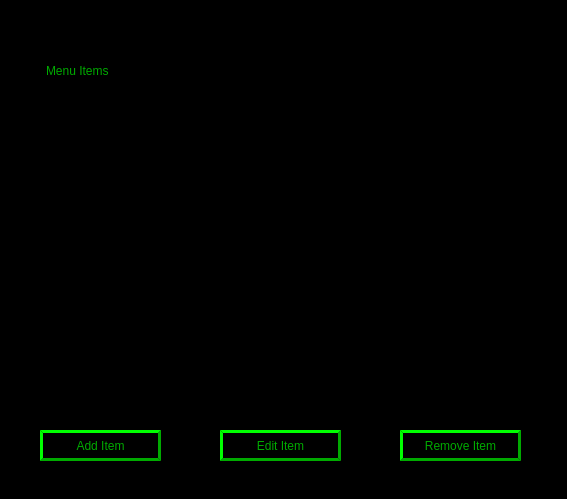
Qt form Manager/managerGUI.ui (CS-3560-02-5/Los-Pollos-Hermanos-Drive-Thru-System) before a commit.
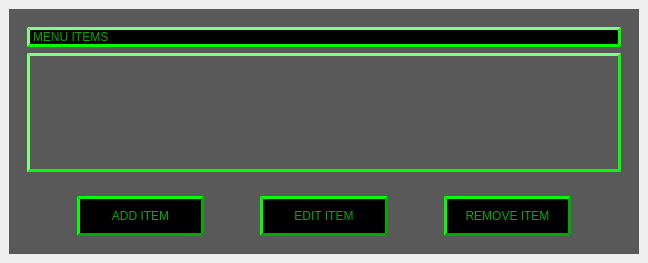
The same form after that commit.

Commit message: new GUIS for editDialog and managerGUI, expanding

```diff
--- a/Manager/managerGUI.ui
+++ b/Manager/managerGUI.ui
@@ -1,49 +1,92 @@
 <?xml version="1.0" encoding="UTF-8"?>
 <ui version="4.0">
- <class>manager_QWidget</class>
- <widget class="QWidget" name="manager_QWidget">
+ <class>ManagerOrder_MainWindow</class>
+ <widget class="QMainWindow" name="ManagerOrder_MainWindow">
   <property name="geometry">
    <rect>
     <x>0</x>
     <y>0</y>
-    <width>567</width>
-    <height>499</height>
+    <width>648</width>
+    <height>263</height>
    </rect>
   </property>
+  <property name="sizePolicy">
+   <sizepolicy hsizetype="Preferred" vsizetype="Preferred">
+    <horstretch>0</horstretch>
+    <verstretch>0</verstretch>
+   </sizepolicy>
+  </property>
   <property name="windowTitle">
    <string>Form</string>
   </property>
+  <widget class="QWidget" name="centralwidget">
+   <layout class="QVBoxLayout" name="verticalLayout_2">
+    <item>
+     <widget class="QWidget" name="widget" native="true">
   <property name="styleSheet">
-   <string notr="true">background-color: rgb(0, 0, 0);</string>
-  </property>
+       <string notr="true">background-color: rgb(89, 89, 89);</string>
+      </property>
+      <layout class="QVBoxLayout" name="verticalLayout_3">
+       <item>
+        <widget class="QWidget" name="widget_3" native="true">
+         <layout class="QVBoxLayout" name="verticalLayout">
+          <item>
   <widget class="QLabel" name="menuItems_label">
-   <property name="geometry">
-    <rect>
-     <x>40</x>
-     <y>50</y>
-     <width>151</width>
-     <height>41</height>
-    </rect>
-   </property>
    <property name="styleSheet">
     <string notr="true">color: rgb(0, 170, 0);
+border-color: rgb(0, 255, 0);
 background-color: rgb(0, 0, 0);
-font: 18pt &quot;MS Shell Dlg 2&quot;;
+font: 13pt &quot;MS Shell Dlg 2&quot;;
 border-style: outset;
 border-width: 3px;</string>
    </property>
    <property name="text">
-    <string>Menu Items</string>
-   </property>
-  </widget>
+             <string>MENU ITEMS</string>
+            </property>
+           </widget>
+          </item>
+          <item>
+           <widget class="QListWidget" name="menuItems_listWidget">
+            <property name="styleSheet">
+             <string notr="true">background-color: rgb(89, 89, 89);
+font: 36pt &quot;Courier New&quot;;
+color: rgb(0, 255, 0);
+border-color: rgb(0, 255, 0);
+selection-background-color: rgb(255, 0, 0);
+border-style: outset;
+border-width: 3px;</string>
+            </property>
+           </widget>
+          </item>
+         </layout>
+        </widget>
+       </item>
+       <item>
+        <widget class="QWidget" name="widget_2" native="true">
+         <layout class="QHBoxLayout" name="horizontalLayout">
+          <item>
+           <spacer name="horizontalSpacer">
+            <property name="orientation">
+             <enum>Qt::Horizontal</enum>
+            </property>
+            <property name="sizeType">
+             <enum>QSizePolicy::Fixed</enum>
+            </property>
+            <property name="sizeHint" stdset="0">
+             <size>
+              <width>50</width>
+              <height>40</height>
+             </size>
+            </property>
+           </spacer>
+          </item>
+          <item>
   <widget class="QPushButton" name="addItem_pushButton">
-   <property name="geometry">
-    <rect>
-     <x>40</x>
-     <y>430</y>
-     <width>121</width>
-     <height>31</height>
-    </rect>
+            <property name="sizePolicy">
+             <sizepolicy hsizetype="Minimum" vsizetype="Minimum">
+              <horstretch>0</horstretch>
+              <verstretch>0</verstretch>
+             </sizepolicy>
    </property>
    <property name="styleSheet">
     <string notr="true">color: rgb(0, 170, 0);
@@ -53,17 +96,33 @@
 border-width: 3px;</string>
    </property>
    <property name="text">
-    <string>Add Item</string>
-   </property>
-  </widget>
+             <string>ADD ITEM</string>
+            </property>
+           </widget>
+          </item>
+          <item>
+           <spacer name="horizontalSpacer_2">
+            <property name="orientation">
+             <enum>Qt::Horizontal</enum>
+            </property>
+            <property name="sizeType">
+             <enum>QSizePolicy::Fixed</enum>
+            </property>
+            <property name="sizeHint" stdset="0">
+             <size>
+              <width>50</width>
+              <height>20</height>
+             </size>
+            </property>
+           </spacer>
+          </item>
+          <item>
   <widget class="QPushButton" name="editItem_pushButton">
-   <property name="geometry">
-    <rect>
-     <x>220</x>
-     <y>430</y>
-     <width>121</width>
-     <height>31</height>
-    </rect>
+            <property name="sizePolicy">
+             <sizepolicy hsizetype="Minimum" vsizetype="Minimum">
+              <horstretch>0</horstretch>
+              <verstretch>0</verstretch>
+             </sizepolicy>
    </property>
    <property name="styleSheet">
     <string notr="true">color: rgb(0, 170, 0);
@@ -73,17 +132,33 @@
 border-width: 3px;</string>
    </property>
    <property name="text">
-    <string>Edit Item</string>
-   </property>
-  </widget>
+             <string>EDIT ITEM</string>
+            </property>
+           </widget>
+          </item>
+          <item>
+           <spacer name="horizontalSpacer_3">
+            <property name="orientation">
+             <enum>Qt::Horizontal</enum>
+            </property>
+            <property name="sizeType">
+             <enum>QSizePolicy::Fixed</enum>
+            </property>
+            <property name="sizeHint" stdset="0">
+             <size>
+              <width>50</width>
+              <height>20</height>
+             </size>
+            </property>
+           </spacer>
+          </item>
+          <item>
   <widget class="QPushButton" name="removeItem_pushButton">
-   <property name="geometry">
-    <rect>
-     <x>400</x>
-     <y>430</y>
-     <width>121</width>
-     <height>31</height>
-    </rect>
+            <property name="sizePolicy">
+             <sizepolicy hsizetype="Minimum" vsizetype="Minimum">
+              <horstretch>0</horstretch>
+              <verstretch>0</verstretch>
+             </sizepolicy>
    </property>
    <property name="styleSheet">
     <string notr="true">color: rgb(0, 170, 0);
@@ -93,28 +168,33 @@
 border-width: 3px;</string>
    </property>
    <property name="text">
-    <string>Remove Item</string>
-   </property>
-  </widget>
-  <widget class="QListWidget" name="menuItems_listWidget">
-   <property name="geometry">
-    <rect>
-     <x>40</x>
-     <y>110</y>
-     <width>491</width>
-     <height>211</height>
-    </rect>
-   </property>
-   <property name="whatsThis">
-    <string>&lt;html&gt;&lt;head/&gt;&lt;body&gt;&lt;p&gt;&lt;br/&gt;&lt;/p&gt;&lt;/body&gt;&lt;/html&gt;</string>
-   </property>
-   <property name="styleSheet">
-    <string notr="true">color: rgb(0, 170, 0);
-background-color: rgb(0, 0, 0);
-font: 12pt &quot;MS Shell Dlg 2&quot;;
-border-style: outset;
-border-width: 3px;</string>
-   </property>
+             <string>REMOVE ITEM</string>
+            </property>
+           </widget>
+          </item>
+          <item>
+           <spacer name="horizontalSpacer_4">
+            <property name="orientation">
+             <enum>Qt::Horizontal</enum>
+            </property>
+            <property name="sizeType">
+             <enum>QSizePolicy::Fixed</enum>
+            </property>
+            <property name="sizeHint" stdset="0">
+             <size>
+              <width>50</width>
+              <height>20</height>
+             </size>
+            </property>
+           </spacer>
+          </item>
+         </layout>
+        </widget>
+       </item>
+      </layout>
+     </widget>
+    </item>
+   </layout>
   </widget>
  </widget>
  <resources/>
```
Left out of the diff: 2 changed lines with no effect on the pictures. Lines whose indentation alone changed are shown as unchanged. The commit also changes 5 other files.
